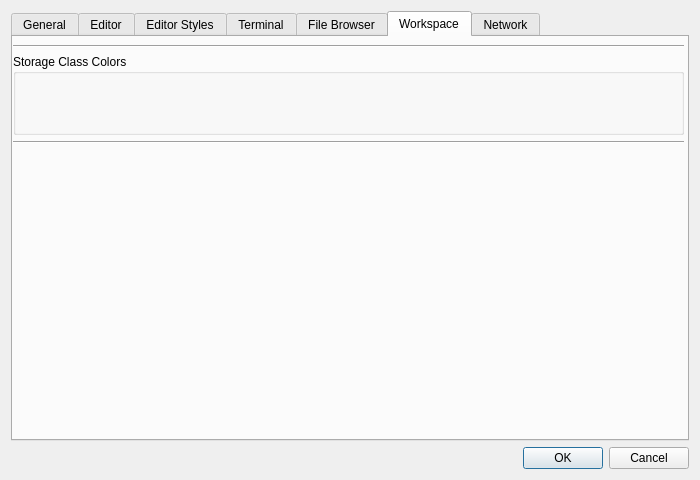
Old version of the form libgui/src/settings-dialog.ui in the repository ctaggart/octave.
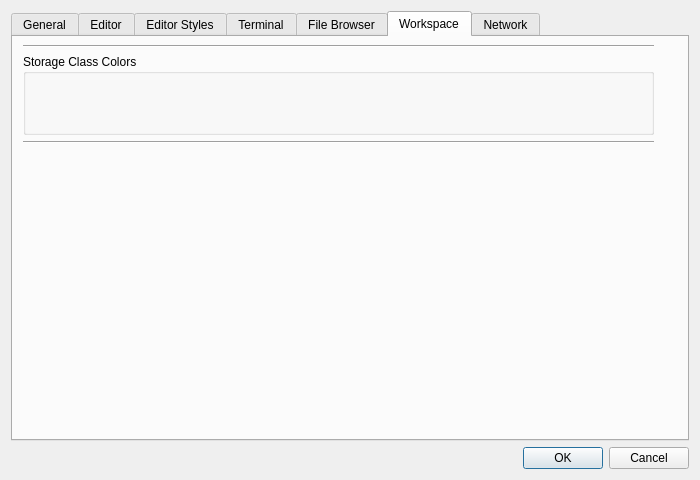
New version of the form. The open tabs and pages were chosen to show the change.

Commit message:
Modify the "Workspace" tab to prevent widgets from extending past the left edge.
* libgui/src/settings-dialog.ui: Set the maximum width of "Storage Class Colors"
QGroupBox to 631 and center the result.  This is needed on MacOS X, and was
copied from what was done for the "Terminal Colors" for the "Terminal" tab.

The edit to the form file:
```diff
--- a/libgui/src/settings-dialog.ui
+++ b/libgui/src/settings-dialog.ui
@@ -1073,10 +1073,10 @@
       <widget class="QWidget" name="verticalLayoutWidget_6">
        <property name="geometry">
         <rect>
-         <x>0</x>
+         <x>10</x>
          <y>8</y>
-         <width>671</width>
-         <height>391</height>
+         <width>631</width>
+         <height>381</height>
         </rect>
        </property>
        <layout class="QVBoxLayout" name="verticalLayout_13">
```
